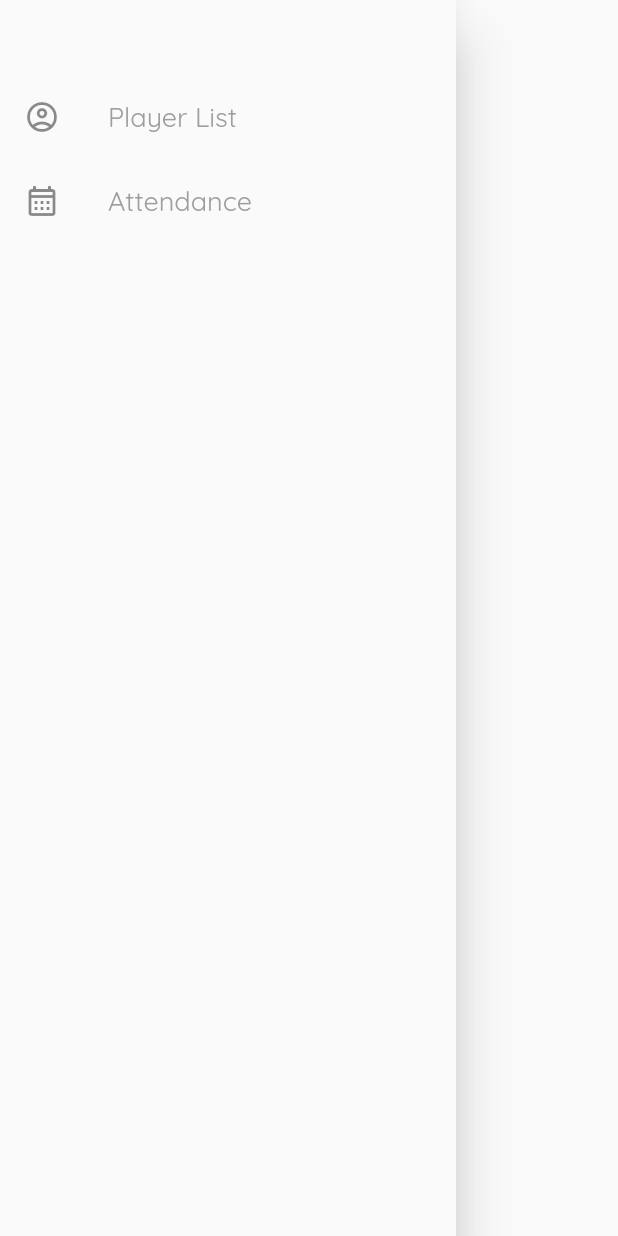
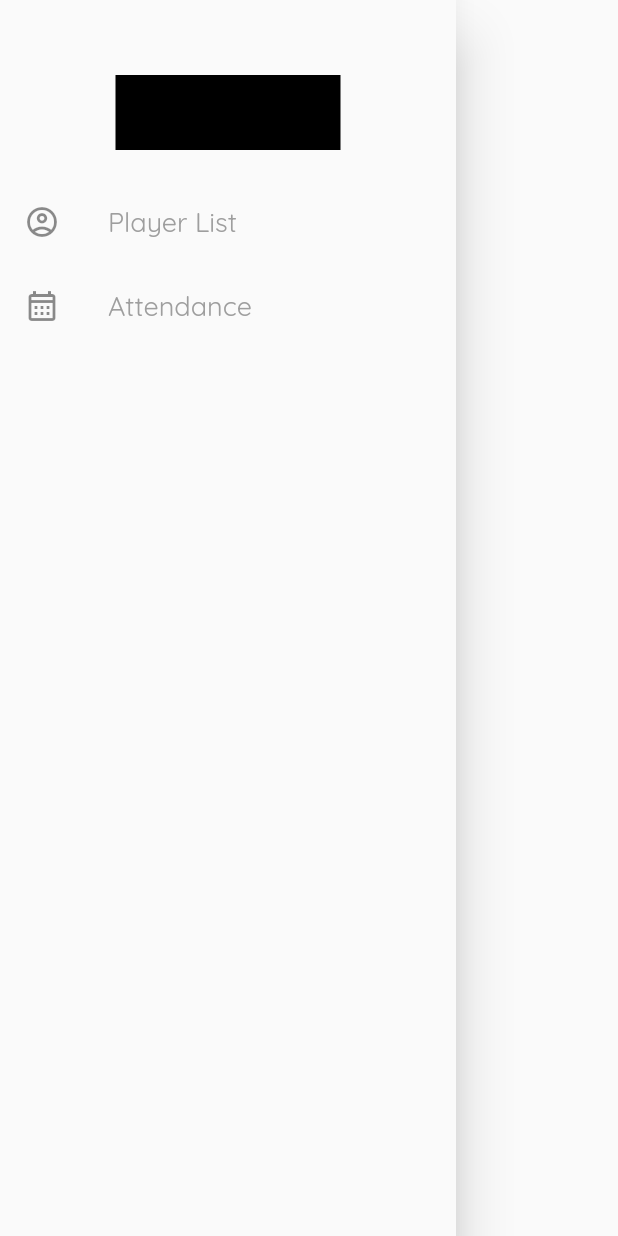
Before and after one commit to lansoyyy/kcc_management_software, a Flutter app: the DrawerWidget widget shown alone on an empty page, opened directly, on a phone screen of 412 x 824 dp. Run offline on Flutter 3.47's test engine with Material 2 defaults, Android fonts, the phone set to English and light mode, and no system bars; our stand-ins replace cloud_firestore, firebase_core, firebase_storage; missing offline and left inert: dart:html; accounts and stored records are empty.

Commit message:
added logo placeholder

```diff
--- a/lib/widgets/drawer_widget.dart
+++ b/lib/widgets/drawer_widget.dart
@@ -13,6 +13,14 @@ class DrawerWidget extends StatelessWidget {
         children: [
           const SizedBox(
             height: 50,
+          ),
+          Container(
+            height: 50,
+            width: 150,
+            color: Colors.black,
+          ),
+          const SizedBox(
+            height: 20,
           ),
           ListTile(
             onTap: () {
```
